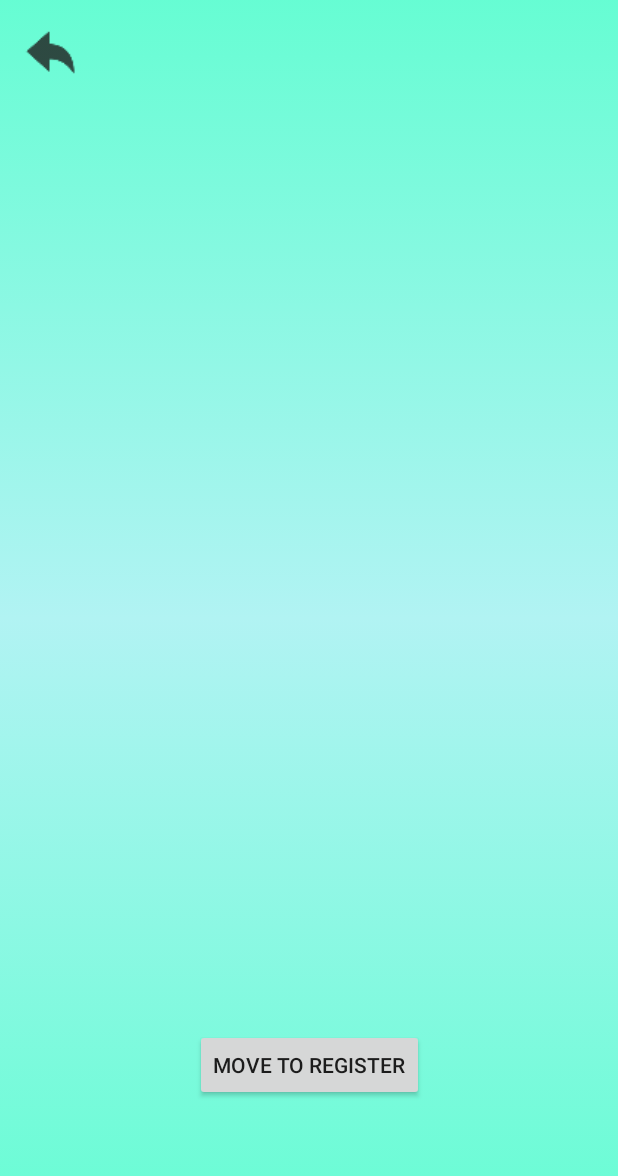
After one commit to ShaharNik/EasyJobs, an Android app: the LoginActivity screen opened directly, with no data from a screen before it, on a phone screen of 412 x 824 dp. The commit adds this screen. Shown: the top 1176 px of the screen. Run offline under Robolectric (Android 15) with nearby library versions, the phone set to English and light mode, and no system bars.

Commit message:
Upload First Pages.

```diff
--- /dev/null
+++ b/app/src/main/java/com/example/easyjobs/LoginActivity.java
@@ -0,0 +1,26 @@
+package com.example.easyjobs;
+
+import androidx.appcompat.app.AppCompatActivity;
+
+import android.content.Intent;
+import android.os.Bundle;
+import android.view.View;
+
+public class LoginActivity extends AppCompatActivity {
+
+    @Override
+    protected void onCreate(Bundle savedInstanceState) {
+        super.onCreate(savedInstanceState);
+        setContentView(R.layout.activity_login);
+    }
+
+    public void moveToMain(View v){
+        Intent i = new Intent(LoginActivity.this, MainActivity.class);
+        startActivity(i);
+    }
+
+    public void moveToRegister(View v){
+        Intent i = new Intent(LoginActivity.this, RegisterActivity.class);
+        startActivity(i);
+    }
+}
--- /dev/null
+++ b/app/src/main/res/layout/activity_login.xml
@@ -0,0 +1,36 @@
+<?xml version="1.0" encoding="utf-8"?>
+<androidx.constraintlayout.widget.ConstraintLayout xmlns:android="http://schemas.android.com/apk/res/android"
+    xmlns:app="http://schemas.android.com/apk/res-auto"
+    xmlns:tools="http://schemas.android.com/tools"
+    android:layout_width="match_parent"
+    android:layout_height="match_parent"
+    android:background="@drawable/gradient_bg"
+    tools:context=".LoginActivity">
+
+    <ImageView
+        android:id="@+id/back_login"
+        android:layout_width="48dp"
+        android:layout_height="35dp"
+        android:onClick="moveToMain"
+        app:layout_constraintBottom_toBottomOf="parent"
+        app:layout_constraintEnd_toEndOf="parent"
+        app:layout_constraintHorizontal_bias="0.027"
+        app:layout_constraintStart_toStartOf="parent"
+        app:layout_constraintTop_toTopOf="parent"
+        app:layout_constraintVertical_bias="0.022"
+        app:srcCompat="@drawable/back_button"
+        android:contentDescription="back button" />
+
+    <Button
+        android:id="@+id/button_login_toregister"
+        android:layout_width="wrap_content"
+        android:layout_height="wrap_content"
+        android:text="Move to Register"
+        android:onClick="moveToRegister"
+        app:layout_constraintBottom_toBottomOf="parent"
+        app:layout_constraintEnd_toEndOf="parent"
+        app:layout_constraintStart_toStartOf="parent"
+        app:layout_constraintTop_toTopOf="parent"
+        app:layout_constraintVertical_bias="0.884" />
+
+</androidx.constraintlayout.widget.ConstraintLayout>
```
Also changed, not shown: app/src/main/AndroidManifest.xml (+23 -1 lines), app/src/main/java/com/example/easyjobs/JobsListActivity.java (added, +21 -0 lines), app/src/main/java/com/example/easyjobs/MainActivity.java (+20 -0 lines), app/src/main/java/com/example/easyjobs/RegisterActivity.java (added, +21 -0 lines), app/src/main/java/com/example/easyjobs/profListActivity.java (added, +21 -0 lines), app/src/main/res/layout/activity_jobs_list.xml (added, +24 -0 lines), app/src/main/res/layout/activity_main.xml (+5 -11 lines), app/src/main/res/layout/activity_prof_list.xml (added, +24 -0 lines), app/src/main/res/layout/activity_register.xml (added, +24 -0 lines).
